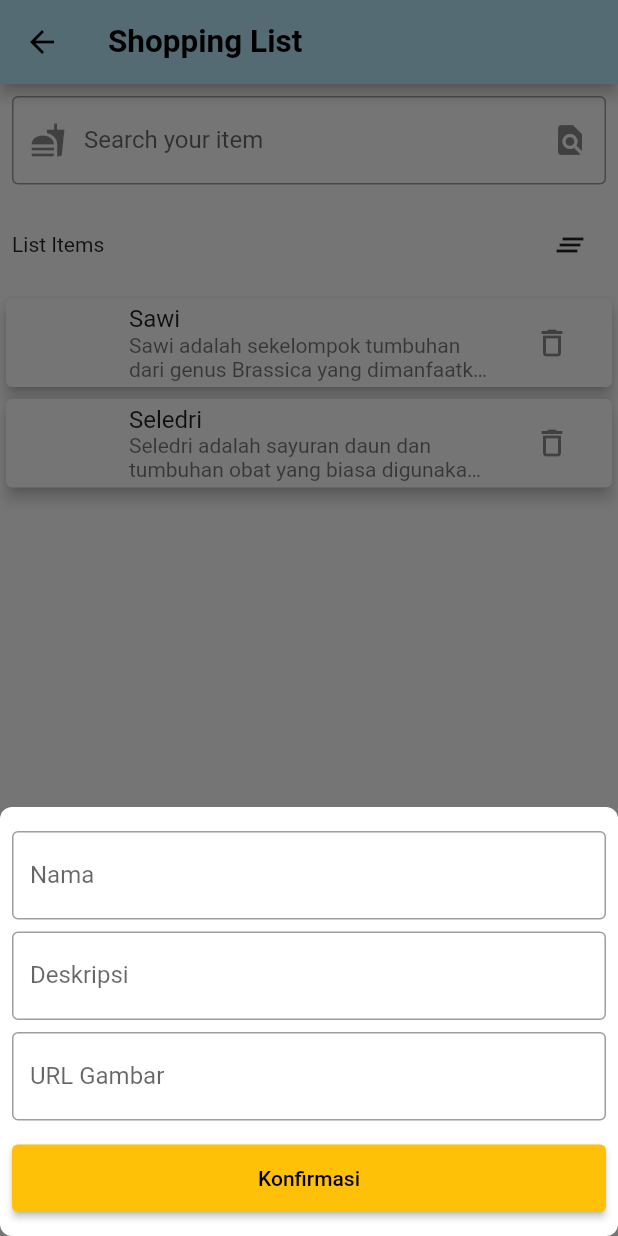
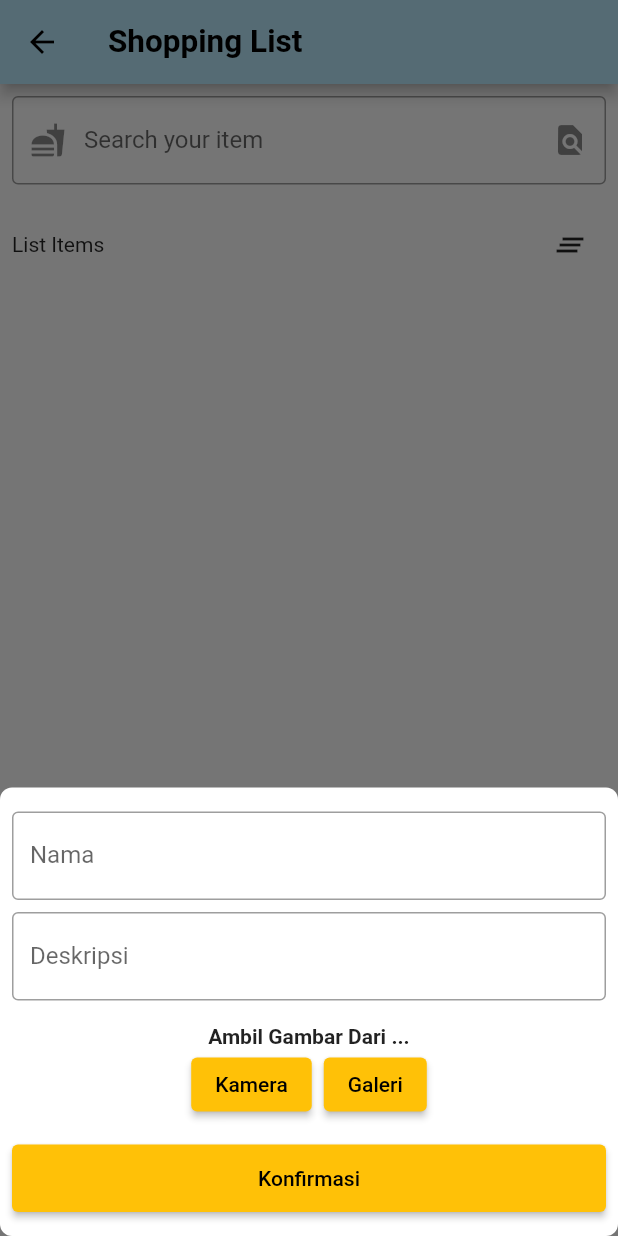
Before and after one commit to ridhooctanio/KI_Flutter_2023, a Flutter app: the ShoppingListScreen screen opened by its route, after a tap on the "add" icon, on a phone screen of 412 x 824 dp. Run offline on Flutter 3.47's test engine with Material 2 defaults, Android fonts, the phone set to English and light mode, and no system bars; our stand-ins replace floor, flutter_secure_storage, image_picker, sqflite; accounts and stored records are empty; generated files the repository leaves out were written again.

Commit message:
learning week 13
Pembelajaran apa yang baru?
Permission Handler (Camera & Gallery)

```diff
--- a/lib/example/shopping_form.dart
+++ b/lib/example/shopping_form.dart
@@ -1,5 +1,8 @@
+import 'dart:io';
+
 import 'package:flutter/material.dart';
-import 'package:ki_flutter_2023/example/components/extension.dart';
+import 'package:flutter/services.dart';
+import 'package:image_picker/image_picker.dart';
 import 'package:ki_flutter_2023/model/item.dart';
 
 class ShoppingForm extends StatefulWidget {
@@ -15,16 +18,16 @@ class ShoppingForm extends StatefulWidget {
 class _ShoppingFormState extends State<ShoppingForm> {
   final nameController = TextEditingController();
   final descController = TextEditingController();
-  final imageController = TextEditingController();
 
   Item? data;
+  String _imagePath = '';
 
   @override
   void initState() {
     data = widget.data;
     nameController.text = data?.name ?? '';
     descController.text = data?.description ?? '';
-    imageController.text = data?.imageURL ?? '';
+    _imagePath = data?.image ?? '';
     super.initState();
   }
 
@@ -67,12 +70,42 @@ class _ShoppingFormState extends State<ShoppingForm> {
           ),
           const SliverToBoxAdapter(child: SizedBox(height: 8)),
           SliverToBoxAdapter(
-            child: TextField(
-              controller: imageController,
-              decoration: const InputDecoration(
-                border: OutlineInputBorder(),
-                labelText: 'URL Gambar',
-              ),
+            child: Column(
+              children: [
+                ClipRRect(
+                  borderRadius: BorderRadius.circular(8),
+                  child: Visibility(
+                    visible: _imagePath.isNotEmpty,
+                    child: Image.file(
+                      File(_imagePath),
+                      width: 100,
+                      height: 100,
+                      fit: BoxFit.cover,
+                    ),
+                  ),
+                ),
+                const SizedBox(height: 8),
+                const Text(
+                  'Ambil Gambar Dari ...',
+                  style: TextStyle(
+                    fontWeight: FontWeight.bold,
+                  ),
+                ),
+                Row(
+                  mainAxisAlignment: MainAxisAlignment.center,
+                  children: [
+                    ElevatedButton(
+                      onPressed: () => _pickImage(ImageSource.camera),
+                      child: const Text('Kamera'),
+                    ),
+                    const SizedBox(width: 8),
+                    ElevatedButton(
+                      onPressed: () => _pickImage(ImageSource.gallery),
+                      child: const Text('Galeri'),
+                    )
+                  ],
+                )
+              ],
             ),
           ),
           const SliverToBoxAdapter(
@@ -104,13 +137,8 @@ class _ShoppingFormState extends State<ShoppingForm> {
       return;
     }
 
-    if (imageController.text.isEmpty) {
+    if (_imagePath.isEmpty) {
       showAlert(context: context, message: 'Gambar tidak boleh kosong');
-      return;
-    }
-
-    if (!imageController.text.isURLValid()) {
-      showAlert(context: context, message: 'URL Gambar tidak valid');
       return;
     }
 
@@ -118,13 +146,13 @@ class _ShoppingFormState extends State<ShoppingForm> {
       data = Item(
         name: nameController.text,
         description: descController.text,
-        imageURL: imageController.text,
+        image: _imagePath,
       );
     } else {
       data?.setData(
         name: nameController.text,
         description: descController.text,
-        imageURL: imageController.text,
+        image: _imagePath,
       );
     }
 
@@ -149,4 +177,18 @@ class _ShoppingFormState extends State<ShoppingForm> {
       },
     );
   }
+
+  Future _pickImage(ImageSource source) async {
+    try {
+      final picker = ImagePicker();
+      final pickedFile = await picker.pickImage(source: source);
+      if (pickedFile != null) {
+        setState(() {
+          _imagePath = pickedFile.path;
+        });
+      }
+    } on PlatformException catch (e) {
+      debugPrint("Failed to pick image: $e");
+    }
+  }
 }
--- a/lib/example/shopping_list_screen.dart
+++ b/lib/example/shopping_list_screen.dart
@@ -1,3 +1,5 @@
+import 'dart:io';
+
 import 'package:flutter/material.dart';
 import 'package:ki_flutter_2023/example/shopping_detail_screen.dart';
 import 'package:ki_flutter_2023/example/shopping_form.dart';
@@ -17,20 +19,6 @@ class _ShoppingListScreenState extends State<ShoppingListScreen> {
   @override
   void initState() {
     super.initState();
-
-    final data1 = Item(
-        name: 'Sawi',
-        description:
-            'Sawi adalah sekelompok tumbuhan dari genus Brassica yang dimanfaatkan daun atau bunganya sebagai bahan pangan, baik segar maupun diolah. Sawi mencakup beberapa spesies Brassica yang kadang-kadang mirip satu sama lain. Di Indonesia penyebutan sawi biasanya mengacu pada sawi hijau.',
-        imageURL:
-            'https://dispertan.semarangkota.go.id/induk/uploads/2022/06/sawi.jpg');
-    final data2 = Item(
-        name: 'Seledri',
-        description:
-            'Seledri adalah sayuran daun dan tumbuhan obat yang biasa digunakan sebagai bumbu masakan. Beberapa negara termasuk Jepang, Cina dan Korea mempergunakan bagian tangkai daun sebagai bahan makanan.',
-        imageURL:
-            'https://www.eatingwell.com/thmb/Rj3KWSVbngEGz2nORhX4U2jrAFM=/1500x0/filters:no_upscale():max_bytes(150000):strip_icc()/is-celery-good-for-you-heres-what-an-rd-says-1187b6f3415b4c03b37900ccc4378c13.jpg');
-    shopItems.addAll([data1, data2]);
   }
 
   @override
@@ -94,11 +82,11 @@ class _ShoppingListScreenState extends State<ShoppingListScreen> {
                     ),
                     leading: ClipRRect(
                       borderRadius: BorderRadius.circular(4),
-                      child: Image(
-                        fit: BoxFit.cover,
+                      child: Image.file(
+                        File(item.image),
                         width: 50,
                         height: 50,
-                        image: NetworkImage(item.imageURL),
+                        fit: BoxFit.cover,
                       ),
                     ),
                     trailing: IconButton(
--- a/lib/model/item.dart
+++ b/lib/model/item.dart
@@ -1,16 +1,16 @@
 class Item {
   String name;
   String description;
-  String imageURL;
+  String image;
 
-  Item({required this.name, required this.description, required this.imageURL});
+  Item({required this.name, required this.description, required this.image});
 
   setData(
       {required String name,
       required String description,
-      required String imageURL}) {
+      required String image}) {
     this.name = name;
     this.description = description;
-    this.imageURL = imageURL;
+    this.image = image;
   }
 }
--- a/pubspec.yaml
+++ b/pubspec.yaml
@@ -36,6 +36,7 @@ dependencies:
   cupertino_icons: ^1.0.2
   flutter_secure_storage: ^8.0.0
   floor: ^1.4.2
+  image_picker: ^1.0.0
 
 dev_dependencies:
   flutter_test:
```
Also changed, not shown: lib/example/shopping_detail_screen.dart (+6 -2 lines), pubspec.lock, 8 other files.
